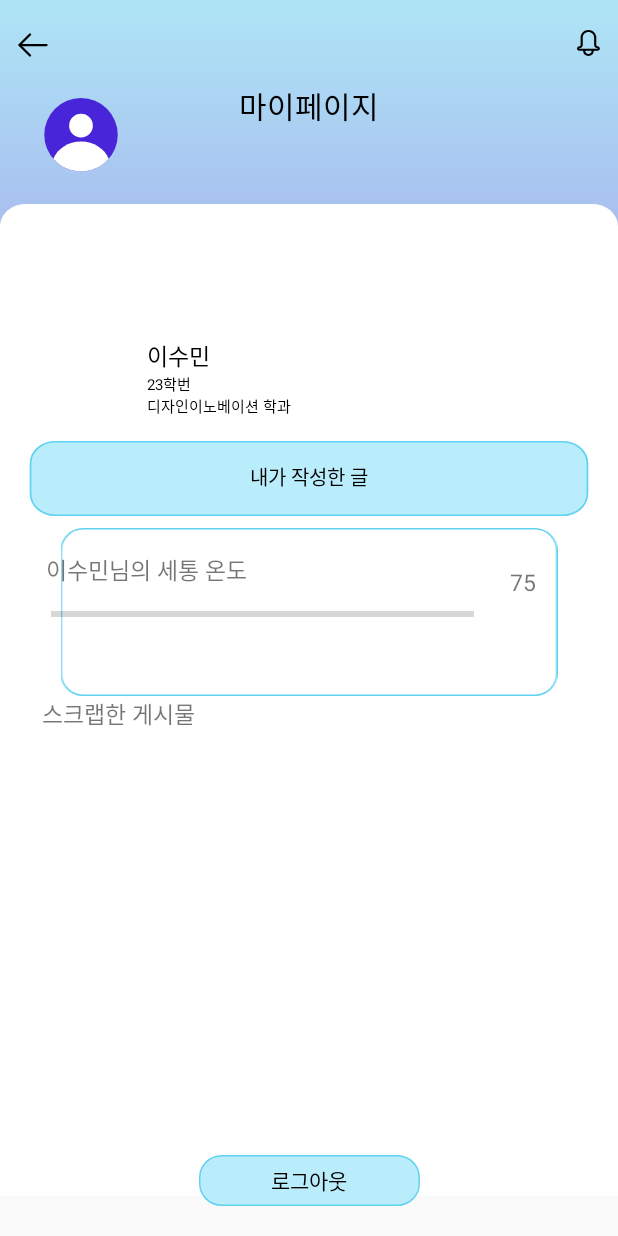
After one commit to Alom-Team-Project-2024/Android, an Android app built with Jetpack Compose: the layout activity_mypage.xml on its own in the app's theme, with its tools: preview values and no code run, on a phone screen of 412 x 824 dp. The commit adds this screen. Run offline under Robolectric (Android 15) with nearby library versions, the phone set to English and light mode, and no system bars.

Commit message:
마이페이지 xml 수정

```diff
--- /dev/null
+++ b/app/src/main/res/drawable/group_217.xml
@@ -0,0 +1,25 @@
+<vector xmlns:android="http://schemas.android.com/apk/res/android"
+    xmlns:aapt="http://schemas.android.com/aapt"
+    android:width="360dp"
+    android:height="797dp"
+    android:viewportWidth="360"
+    android:viewportHeight="797">
+  <path
+      android:pathData="M0,0h360v253h-360z"
+      android:fillAlpha="0.5">
+    <aapt:attr name="android:fillColor">
+      <gradient
+          android:startX="180"
+          android:startY="-74.2"
+          android:endX="180"
+          android:endY="378.79"
+          android:type="linear">
+        <item android:offset="0.16" android:color="#FF62D2F1"/>
+        <item android:offset="0.9" android:color="#FF4825D8"/>
+      </gradient>
+    </aapt:attr>
+  </path>
+  <path
+      android:pathData="M0,151C0,142.72 6.72,136 15,136H345C353.28,136 360,142.72 360,151V797H0V151Z"
+      android:fillColor="#ffffff"/>
+</vector>
--- /dev/null
+++ b/app/src/main/res/drawable/rectangle_262.xml
@@ -0,0 +1,11 @@
+<vector xmlns:android="http://schemas.android.com/apk/res/android"
+    android:width="331dp"
+    android:height="112dp"
+    android:viewportWidth="331"
+    android:viewportHeight="112">
+  <path
+      android:strokeWidth="1"
+      android:pathData="M15,0.5L316,0.5A14.5,14.5 0,0 1,330.5 15L330.5,97A14.5,14.5 0,0 1,316 111.5L15,111.5A14.5,14.5 0,0 1,0.5 97L0.5,15A14.5,14.5 0,0 1,15 0.5z"
+      android:fillColor="#00000000"
+      android:strokeColor="#62D2F1"/>
+</vector>
--- /dev/null
+++ b/app/src/main/res/drawable/rectangle_265.xml
@@ -0,0 +1,11 @@
+<vector xmlns:android="http://schemas.android.com/apk/res/android"
+    android:width="147dp"
+    android:height="34dp"
+    android:viewportWidth="147"
+    android:viewportHeight="34">
+  <path
+      android:strokeWidth="1"
+      android:pathData="M15,0.5L132,0.5A14.5,14.5 0,0 1,146.5 15L146.5,19A14.5,14.5 0,0 1,132 33.5L15,33.5A14.5,14.5 0,0 1,0.5 19L0.5,15A14.5,14.5 0,0 1,15 0.5z"
+      android:fillColor="#BAEDFB"
+      android:strokeColor="#62D2F1"/>
+</vector>
--- /dev/null
+++ b/app/src/main/res/drawable/rectangle_268.xml
@@ -0,0 +1,14 @@
+<vector xmlns:android="http://schemas.android.com/apk/res/android"
+    android:width="339dp"
+    android:height="58dp"
+    android:viewportWidth="339"
+    android:viewportHeight="58">
+  <path
+      android:pathData="M19,0L320,0A15,15 0,0 1,335 15L335,35A15,15 0,0 1,320 50L19,50A15,15 0,0 1,4 35L4,15A15,15 0,0 1,19 0z"
+      android:fillColor="#BAEDFB"/>
+  <path
+      android:strokeWidth="1"
+      android:pathData="M19,0.5L320,0.5A14.5,14.5 0,0 1,334.5 15L334.5,35A14.5,14.5 0,0 1,320 49.5L19,49.5A14.5,14.5 0,0 1,4.5 35L4.5,15A14.5,14.5 0,0 1,19 0.5z"
+      android:fillColor="#00000000"
+      android:strokeColor="#62D2F1"/>
+</vector>
--- /dev/null
+++ b/app/src/main/res/drawable/union__1_.xml
@@ -0,0 +1,10 @@
+<vector xmlns:android="http://schemas.android.com/apk/res/android"
+    android:width="18dp"
+    android:height="21dp"
+    android:viewportWidth="18"
+    android:viewportHeight="21">
+  <path
+      android:pathData="M4.51,12.133V6.131C4.51,3.673 6.502,1.68 8.96,1.68C11.418,1.68 13.411,3.673 13.411,6.131V12.133C13.411,13.609 14.607,14.805 16.083,14.805C16.17,14.805 16.24,14.875 16.24,14.962C16.24,15.05 16.17,15.12 16.083,15.12H1.837C1.751,15.12 1.68,15.05 1.68,14.962C1.68,14.875 1.751,14.805 1.837,14.805C3.313,14.805 4.51,13.609 4.51,12.133ZM15.091,6.131C15.091,2.745 12.346,0 8.96,0C5.574,0 2.83,2.745 2.83,6.131V12.133C2.83,12.681 2.385,13.125 1.837,13.125C0.823,13.125 0,13.948 0,14.962C0,15.977 0.823,16.8 1.837,16.8H4.76C4.76,19.12 6.64,21 8.96,21C11.279,21 13.16,19.12 13.16,16.8H16.083C17.097,16.8 17.92,15.977 17.92,14.962C17.92,13.948 17.097,13.125 16.083,13.125C15.535,13.125 15.091,12.681 15.091,12.133V6.131ZM11.48,16.8H6.44C6.44,18.192 7.568,19.32 8.96,19.32C10.351,19.32 11.48,18.192 11.48,16.8Z"
+      android:fillColor="#000000"
+      android:fillType="evenOdd"/>
+</vector>
--- /dev/null
+++ b/app/src/main/res/layout/activity_mypage.xml
@@ -0,0 +1,203 @@
+<?xml version="1.0" encoding="utf-8"?>
+<androidx.constraintlayout.widget.ConstraintLayout xmlns:android="http://schemas.android.com/apk/res/android"
+    xmlns:app="http://schemas.android.com/apk/res-auto"
+    xmlns:tools="http://schemas.android.com/tools"
+    android:layout_width="match_parent"
+    android:layout_height="match_parent"
+
+
+
+    >
+
+    <ImageView
+        android:id="@+id/imageView7"
+        android:layout_width="match_parent"
+        android:layout_height="wrap_content"
+        android:background="@drawable/group_217"
+        android:scaleType="centerCrop"
+        app:layout_constraintEnd_toEndOf="parent"
+        app:layout_constraintStart_toStartOf="parent"
+        app:layout_constraintTop_toTopOf="parent"
+        />
+
+    <!-- text -->
+    <TextView
+        android:id="@+id/tv_title2"
+        android:layout_width="wrap_content"
+        android:layout_height="wrap_content"
+        android:text="마이페이지"
+        android:textColor="#000000"
+        app:layout_constraintStart_toStartOf="parent"
+        app:layout_constraintEnd_toEndOf="parent"
+        app:layout_constraintTop_toTopOf="parent"
+        android:layout_marginTop="55dp"
+        android:textSize="20sp"
+        />
+
+    <Button
+        android:id="@+id/button7"
+        android:layout_width="15dp"
+        android:layout_height="17dp"
+        android:background="@android:color/transparent"
+        android:foreground="@drawable/union__1_"
+        app:layout_constraintEnd_toEndOf="parent"
+        android:layout_marginEnd="12dp"
+        android:layout_marginTop="20dp"
+        app:layout_constraintTop_toTopOf="parent"
+         />
+
+    <ImageButton
+        android:id="@+id/button4"
+        android:layout_width="wrap_content"
+        android:layout_height="wrap_content"
+        android:src="@drawable/back_button"
+        android:background="@android:color/transparent"
+        app:layout_constraintTop_toTopOf="parent"
+        app:layout_constraintStart_toStartOf="parent"
+        android:layout_marginStart="12dp"
+        android:layout_marginTop="22dp"
+        />
+
+
+    <ImageView
+        android:id="@+id/imageView8"
+        android:layout_width="52dp"
+        android:layout_height="52dp"
+        android:layout_marginTop="-20dp"
+        android:src="@drawable/group_172"
+        app:layout_constraintEnd_toEndOf="parent"
+        app:layout_constraintHorizontal_bias="0.077"
+        app:layout_constraintStart_toStartOf="parent"
+        app:layout_constraintTop_toBottomOf="@id/tv_title2"
+        />
+
+    <TextView
+        android:id="@+id/textView6"
+        android:layout_width="wrap_content"
+        android:layout_height="wrap_content"
+        android:layout_marginTop="140dp"
+        android:text="이수민"
+        android:textColor="#000000"
+        android:textSize="15sp"
+        app:layout_constraintBottom_toTopOf="@+id/textView7"
+        app:layout_constraintEnd_toEndOf="parent"
+        app:layout_constraintHorizontal_bias="0.062"
+        app:layout_constraintStart_toEndOf="@+id/imageView8"
+        app:layout_constraintTop_toBottomOf="@id/tv_title2"
+        />
+
+    <TextView
+        android:id="@+id/textView7"
+        android:layout_width="wrap_content"
+        android:layout_height="wrap_content"
+        android:layout_marginStart="16dp"
+        android:layout_marginLeft="16dp"
+        android:layout_marginBottom="16dp"
+        android:textColor="#000000"
+        android:text="23학번\n디자인이노베이션 학과"
+        android:textSize="10sp"
+        app:layout_constraintBottom_toTopOf="@+id/button2"
+        app:layout_constraintEnd_toEndOf="parent"
+        app:layout_constraintHorizontal_bias="0.009"
+        app:layout_constraintStart_toEndOf="@+id/imageView8"
+        app:layout_constraintTop_toBottomOf="@id/textView6" />
+
+
+
+    <Button
+        android:id="@+id/button2"
+        android:layout_width="match_parent"
+        android:layout_height="wrap_content"
+        android:background="@drawable/rectangle_268"
+        android:text="내가 작성한 글"
+        android:textSize="13sp"
+        android:textColor="#000000"
+        app:layout_constraintBottom_toTopOf="@+id/imageView9"
+        app:layout_constraintEnd_toEndOf="parent"
+        app:layout_constraintStart_toStartOf="parent"
+        android:layout_marginStart="15dp"
+        android:layout_marginEnd="15dp"
+        android:paddingBottom="10dp"
+        app:layout_constraintTop_toBottomOf="@id/textView7" />
+
+    <ImageView
+        android:id="@+id/imageView9"
+        android:layout_width="match_parent"
+        android:layout_height="wrap_content"
+        android:src="@drawable/rectangle_262"
+        app:layout_constraintBottom_toTopOf="@+id/textView9"
+        app:layout_constraintStart_toStartOf="parent"
+        android:layout_marginStart="15dp"
+        app:layout_constraintEnd_toEndOf="parent"
+        android:layout_marginEnd="15dp"
+        app:layout_constraintTop_toBottomOf="@id/button2"
+
+        />
+
+    <TextView
+        android:id="@+id/textView4"
+        android:layout_width="wrap_content"
+        android:layout_height="wrap_content"
+        android:layout_marginTop="16dp"
+        android:text="이수민님의 세통 온도"
+        android:textSize="15sp"
+        app:layout_constraintBottom_toTopOf="@+id/progressBar2"
+        app:layout_constraintEnd_toEndOf="@+id/imageView9"
+        app:layout_constraintHorizontal_bias="0.062"
+        app:layout_constraintStart_toStartOf="@+id/imageView9"
+        app:layout_constraintTop_toTopOf="@+id/imageView9"
+        app:layout_constraintVertical_bias="0.0" />
+
+    <ProgressBar
+        android:id="@+id/progressBar2"
+        style="?android:attr/progressBarStyleHorizontal"
+        android:layout_width="282dp"
+        android:layout_height="10dp"
+        android:layout_marginTop="13dp"
+        android:layout_marginBottom="31dp"
+        app:layout_constraintBottom_toTopOf="@+id/textView8"
+        app:layout_constraintEnd_toEndOf="@+id/imageView9"
+        app:layout_constraintHorizontal_bias="0.191"
+        app:layout_constraintStart_toStartOf="@+id/imageView9"
+        app:layout_constraintTop_toBottomOf="@id/textView4" />
+
+    <TextView
+        android:id="@+id/textView5"
+        android:layout_width="wrap_content"
+        android:layout_height="wrap_content"
+        android:text="75"
+        android:textSize="15sp"
+        app:layout_constraintBottom_toBottomOf="@+id/imageView9"
+        app:layout_constraintEnd_toEndOf="@+id/imageView9"
+        app:layout_constraintHorizontal_bias="0.38"
+        app:layout_constraintStart_toEndOf="@+id/progressBar2"
+        app:layout_constraintTop_toTopOf="@+id/imageView9"
+        app:layout_constraintVertical_bias="0.279" />
+
+
+    <TextView
+        android:id="@+id/textView9"
+        android:layout_width="wrap_content"
+        android:layout_height="wrap_content"
+        android:text="스크랩한 게시물"
+        android:textSize="15sp"
+        app:layout_constraintEnd_toEndOf="parent"
+        app:layout_constraintHorizontal_bias="0.09"
+        app:layout_constraintStart_toStartOf="parent"
+        app:layout_constraintTop_toBottomOf="@id/imageView9" />
+
+    <Button
+        android:id="@+id/button"
+        android:layout_width="147dp"
+        android:layout_height="34dp"
+        android:background="@drawable/rectangle_265"
+        android:text="로그아웃"
+        android:textColor="@android:color/black"
+        app:layout_constraintBottom_toBottomOf="parent"
+        app:layout_constraintStart_toStartOf="parent"
+        app:layout_constraintEnd_toEndOf="parent"
+        android:layout_marginBottom="20dp"
+        />
+
+
+</androidx.constraintlayout.widget.ConstraintLayout>
--- a/app/src/main/res/layout/activity_profile.xml
+++ b/app/src/main/res/layout/activity_profile.xml
@@ -5,13 +5,13 @@
     android:layout_height="match_parent"
     xmlns:app="http://schemas.android.com/apk/res-auto">
 
-    <!-- top ImageView -->
+    <!-- back ImageView -->
     <ImageView
-        android:id="@+id/img_top"
-        android:layout_width="wrap_content"
+        android:id="@+id/img_back"
+        android:layout_width="match_parent"
         android:layout_height="wrap_content"
-        android:src="@drawable/rectangle_223"
-        android:layout_marginTop="-15dp"
+        android:background="@drawable/group_217"
+        android:scaleType="centerCrop"
         app:layout_constraintEnd_toEndOf="parent"
         app:layout_constraintStart_toStartOf="parent"
         app:layout_constraintTop_toTopOf="parent"
@@ -40,27 +40,14 @@
         app:layout_constraintStart_toStartOf="parent"
         app:layout_constraintEnd_toEndOf="parent"
         app:layout_constraintTop_toTopOf="parent"
-        android:layout_marginTop="55px"
+        android:layout_marginTop="55dp"
         android:textSize="20sp"
-        android:textStyle="bold"
         />
-
-
-   <ImageView
-    android:id="@+id/img_bottom"
-    android:layout_width="wrap_content"
-    android:layout_height="wrap_content"
-    android:background="@drawable/rectangle_267"
-    app:layout_constraintTop_toTopOf="parent"
-    android:layout_marginTop="107px"
-    app:layout_constraintStart_toStartOf="parent"
-    app:layout_constraintEnd_toEndOf="parent"
-    />
 
     <ImageView
         android:id="@+id/img_profile"
-        android:layout_width="130px"
-        android:layout_height="130px"
+        android:layout_width="130dp"
+        android:layout_height="130dp"
         android:background="@drawable/group_150"
         app:layout_constraintStart_toStartOf="parent"
         app:layout_constraintEnd_toEndOf="parent"
@@ -109,7 +96,7 @@
         <EditText
             android:id="@+id/et_nickname"
             android:layout_width="wrap_content"
-            android:layout_height="40dp"
+            android:layout_height="wrap_content"
             android:hint="닉네임을 입력하세요"
             android:layout_alignParentStart="true"
             android:layout_marginStart="30dp"
@@ -122,12 +109,12 @@
 
         <Button
             android:id="@+id/btn_check_double"
-            android:layout_width="51px"
-            android:layout_height="21px"
+            android:layout_width="51dp"
+            android:layout_height="21dp"
             android:text="중복확인"
             android:layout_alignTop="@id/et_nickname"
             android:layout_alignEnd="@+id/et_nickname"
-            android:layout_marginTop="10px"
+            android:layout_marginTop="10dp"
             android:layout_marginEnd="14dp"
             android:textSize="8sp"
             android:background="@drawable/rectangle_273" />
```
